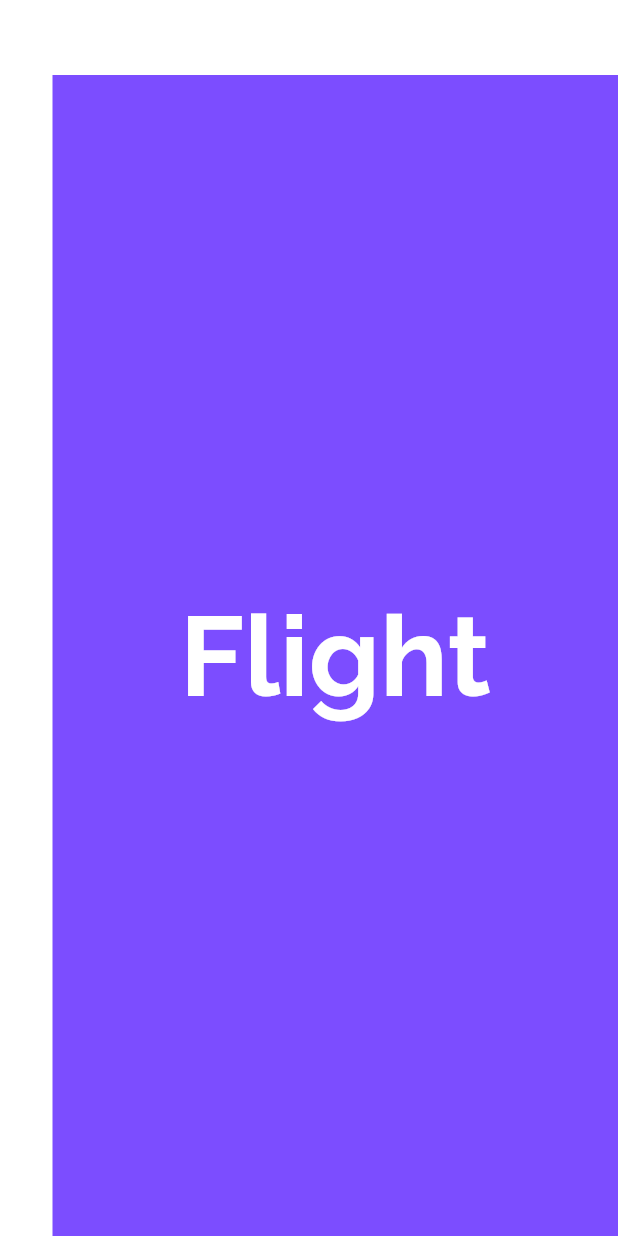
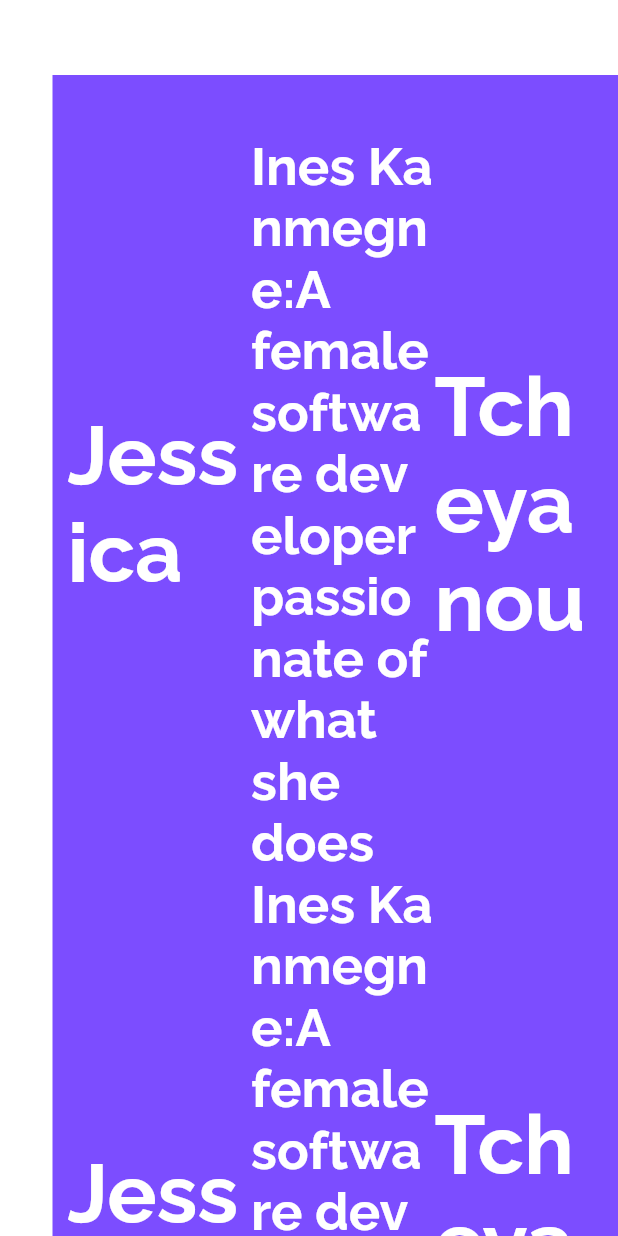
Before and after one commit to Jessicatcheyanou/talia, a Flutter app: the screen it shows after launch, on a phone screen of 412 x 824 dp. Run offline on Flutter 3.47's test engine with Material 2 defaults, Android fonts, the phone set to English and light mode, and no system bars.

Commit message:
Jess | Column and Expanded Widgets | Rows and Columns

```diff
--- a/lib/app_screens/home.dart
+++ b/lib/app_screens/home.dart
@@ -6,19 +6,87 @@ class Home extends StatelessWidget {
     // TODO: implement build
     return Center(
         child: Container(
+            padding: EdgeInsets.only(left: 10.0, top: 40.0),
             alignment: Alignment.center,
             color: Colors.deepPurpleAccent,
             margin: EdgeInsets.only(left: 35.0, top: 50.0),
+            child: Column(
+              children: [
+                Row(
+                  children: [
+                    Expanded(
                         child: Text(
-        "Flight",
+                      "Jessica",
                       textDirection: TextDirection.ltr,
                       style: TextStyle(
                           decoration: TextDecoration.none,
-            fontSize: 75.0,
+                          fontSize: 55.0,
                           fontFamily: "Raleway",
                           fontWeight: FontWeight.w700,
                           color: Colors.white),
+                    )),
+                    Expanded(
+                        child: Text(
+                      "Ines Kanmegne:A female software developer passionate of what she does",
+                      textDirection: TextDirection.ltr,
+                      style: TextStyle(
+                          decoration: TextDecoration.none,
+                          fontSize: 35.0,
+                          fontFamily: "Raleway",
+                          fontWeight: FontWeight.w700,
+                          color: Colors.white),
+                    )),
+                    Expanded(
+                        child: Text(
+                      "Tcheyanou",
+                      textDirection: TextDirection.ltr,
+                      style: TextStyle(
+                          decoration: TextDecoration.none,
+                          fontSize: 55.0,
+                          fontFamily: "Raleway",
+                          fontWeight: FontWeight.w700,
+                          color: Colors.white),
+                    )),
+                  ],
                 ),
-    ));
+                Row(
+                  children: [
+                    Expanded(
+                        child: Text(
+                      "Jessica",
+                      textDirection: TextDirection.ltr,
+                      style: TextStyle(
+                          decoration: TextDecoration.none,
+                          fontSize: 55.0,
+                          fontFamily: "Raleway",
+                          fontWeight: FontWeight.w700,
+                          color: Colors.white),
+                    )),
+                    Expanded(
+                        child: Text(
+                      "Ines Kanmegne:A female software developer passionate of what she does",
+                      textDirection: TextDirection.ltr,
+                      style: TextStyle(
+                          decoration: TextDecoration.none,
+                          fontSize: 35.0,
+                          fontFamily: "Raleway",
+                          fontWeight: FontWeight.w700,
+                          color: Colors.white),
+                    )),
+                    Expanded(
+                        child: Text(
+                      "Tcheyanou",
+                      textDirection: TextDirection.ltr,
+                      style: TextStyle(
+                          decoration: TextDecoration.none,
+                          fontSize: 55.0,
+                          fontFamily: "Raleway",
+                          fontWeight: FontWeight.w700,
+                          color: Colors.white),
+                    )),
+                  ],
+                )
+              ],
+            )));
   }
 }
```
Also changed, not shown: 1 other file. Lines whose indentation alone changed are shown as unchanged.
